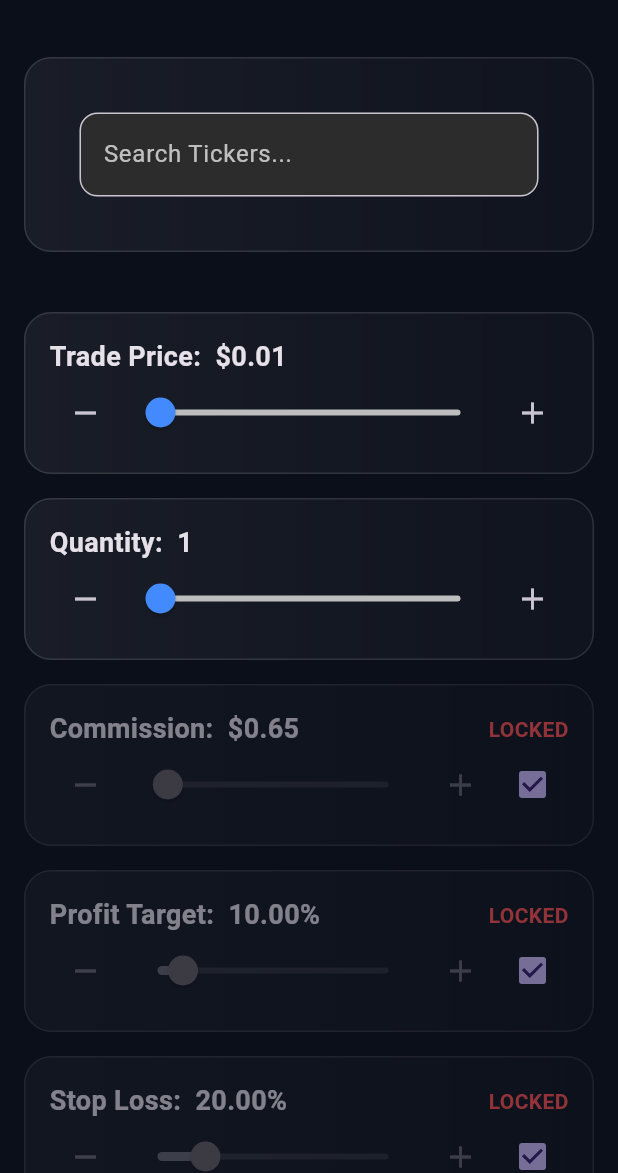
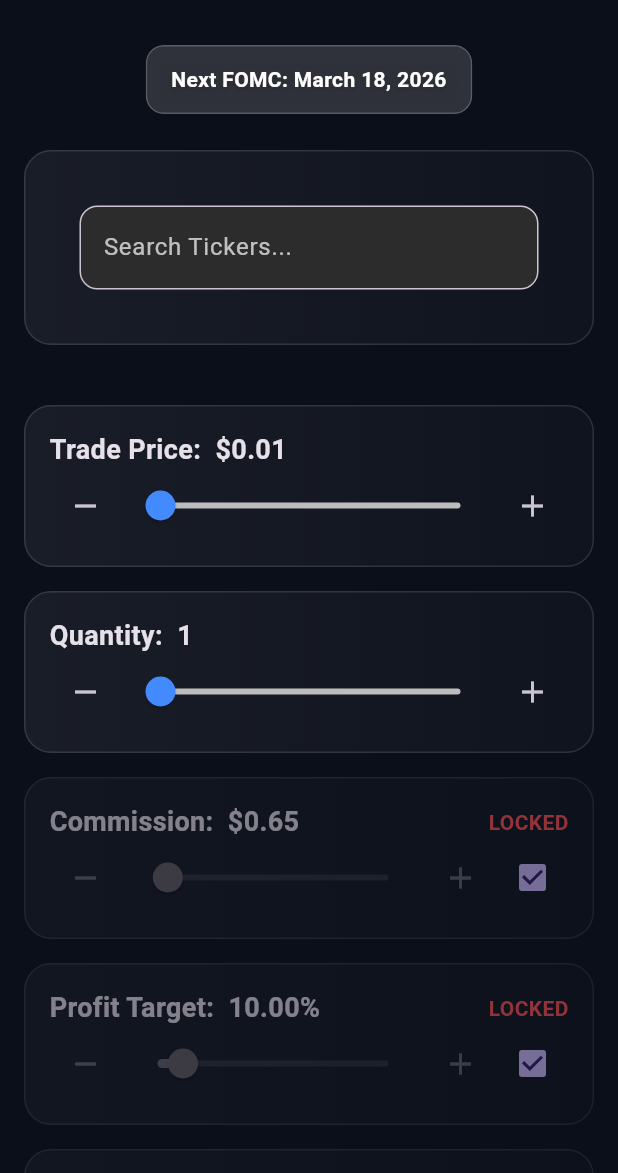
Before and after one commit to ransel2016/Investep, a Flutter app: the screen it shows after launch, on a phone screen of 412 x 824 dp, the part 63-1236 px from its top. Run offline on Flutter 3.47's test engine with Material 3 defaults, Android fonts, the phone set to English and light mode, and no system bars; our stand-ins replace csv, shared_preferences; network calls fail.

Commit message:
Actualizar FOMC DAY

```diff
--- a/lib/main.dart
+++ b/lib/main.dart
@@ -1,3 +1,5 @@
+import 'dart:ui';
+
 import 'package:flutter/material.dart';
 import 'package:http/http.dart' as http;
 import 'package:csv/csv.dart';
@@ -98,6 +100,49 @@ class _CalculatorPageState extends State<CalculatorPage> {
   void initState() {
     super.initState();
     loadEmpresas();
+  }
+
+  final Map<int, List<DateTime>> fomcDates = {
+    2026: [
+      DateTime(2026, 1, 28),
+      DateTime(2026, 3, 18),
+      DateTime(2026, 4, 29),
+      DateTime(2026, 6, 17),
+      DateTime(2026, 7, 29),
+      DateTime(2026, 9, 16),
+      DateTime(2026, 10, 28),
+      DateTime(2026, 12, 9),
+    ],
+    2027: [
+      DateTime(2027, 1, 27),
+      DateTime(2027, 3, 17),
+      DateTime(2027, 4, 28),
+      DateTime(2027, 6, 9),
+      DateTime(2027, 7, 28),
+      DateTime(2027, 9, 15),
+      DateTime(2027, 10, 27),
+      DateTime(2027, 12, 8),
+    ],
+  };
+  String getNextFomcDate() {
+    final now = DateTime.now();
+    final dates = fomcDates[now.year] ?? [];
+
+    for (final date in dates) {
+      if (date.isAfter(now) || date.isAtSameMomentAs(now)) {
+        return "${_monthName(date.month)} ${date.day}, ${date.year}";
+      }
+    }
+
+    // Si ya pasaron todas las de este año, mostrar la primera del siguiente
+    final nextYear = now.year + 1;
+    final nextDates = fomcDates[nextYear] ?? [];
+    if (nextDates.isNotEmpty) {
+      final date = nextDates.first;
+      return "${_monthName(date.month)} ${date.day}, ${date.year}";
+    }
+
+    return "N/A";
   }
 
   Future<Map<String, String>?> fetchEarningsDate(String ticker) async {
@@ -628,6 +673,75 @@ class _CalculatorPageState extends State<CalculatorPage> {
         padding: const EdgeInsets.all(16),
         child: Column(
           children: [
+            // ------------------ Banner FOMC ------------------
+            Padding(
+              padding: const EdgeInsets.only(bottom: 16),
+              child: ClipRRect(
+                borderRadius: BorderRadius.circular(12),
+                child: BackdropFilter(
+                  filter: ImageFilter.blur(sigmaX: 10, sigmaY: 10),
+                  child: Builder(
+                    builder: (context) {
+                      final theme = Theme.of(context).brightness;
+                      return Container(
+                        padding: EdgeInsets.symmetric(
+                          vertical: theme == Brightness.dark ? 12 : 10,
+                          horizontal: theme == Brightness.dark ? 16 : 14,
+                        ),
+                        decoration: BoxDecoration(
+                          color: theme == Brightness.dark
+                              ? Colors.white.withOpacity(0.15)
+                              : Colors.black.withOpacity(
+                                  0.05,
+                                ), // fondo más claro en tema claro
+                          borderRadius: BorderRadius.circular(12),
+                          border: Border.all(
+                            color: theme == Brightness.dark
+                                ? Colors.white.withOpacity(0.2)
+                                : Colors.black12,
+                          ),
+                          boxShadow: [
+                            BoxShadow(
+                              color: Colors.black.withOpacity(0.1),
+                              blurRadius: 8,
+                              offset: const Offset(0, 3),
+                            ),
+                          ],
+                        ),
+                        child: Text(
+                          "Next FOMC: ${getNextFomcDate()}",
+                          textAlign: TextAlign.center,
+                          style: TextStyle(
+                            color: theme == Brightness.dark
+                                ? Colors.white
+                                : Colors.black87,
+                            fontWeight: FontWeight.bold,
+                            fontSize: 14,
+                            shadows: [
+                              Shadow(
+                                color: theme == Brightness.dark
+                                    ? Colors.black26
+                                    : Colors.black12,
+                                blurRadius: 3,
+                                offset: const Offset(0, 1),
+                              ),
+                              Shadow(
+                                color: theme == Brightness.dark
+                                    ? Colors.white10
+                                    : Colors.white24,
+                                blurRadius: 1,
+                                offset: const Offset(0, 0),
+                              ),
+                            ],
+                          ),
+                        ),
+                      );
+                    },
+                  ),
+                ),
+              ),
+            ),
+
             // ---------- BUSCADOR DE EMPRESAS ----------
             glassCard(
               Padding(
```
